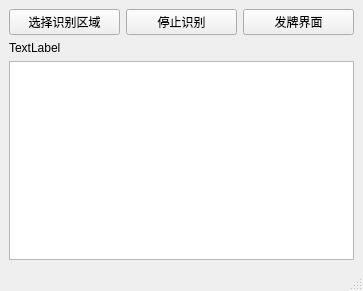
Qt form mainwindow.ui (partiality-tom/WindowOCR) before a commit.
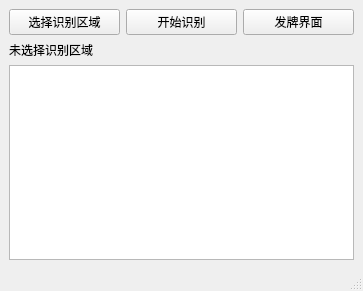
The same form after that commit.

```diff
--- a/mainwindow.ui
+++ b/mainwindow.ui
@@ -27,7 +27,7 @@
       <item>
        <widget class="QPushButton" name="stop">
         <property name="text">
-         <string>停止识别</string>
+         <string>开始识别</string>
         </property>
        </widget>
       </item>
@@ -43,7 +43,7 @@
     <item>
      <widget class="QLabel" name="label">
       <property name="text">
-       <string>TextLabel</string>
+       <string>未选择识别区域</string>
       </property>
      </widget>
     </item>
```
